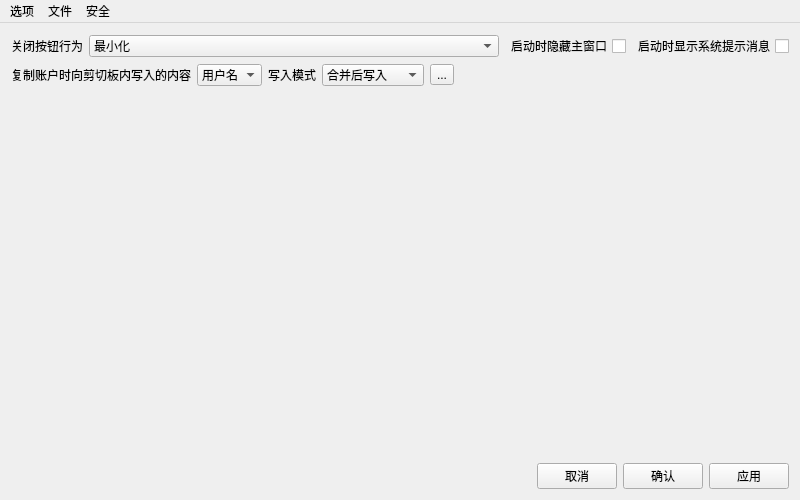
This is Ui/AccountAssistant.ui in NEKO-ii/AccountAssistant as Qt 5 draws it before an edit. The edited form follows.
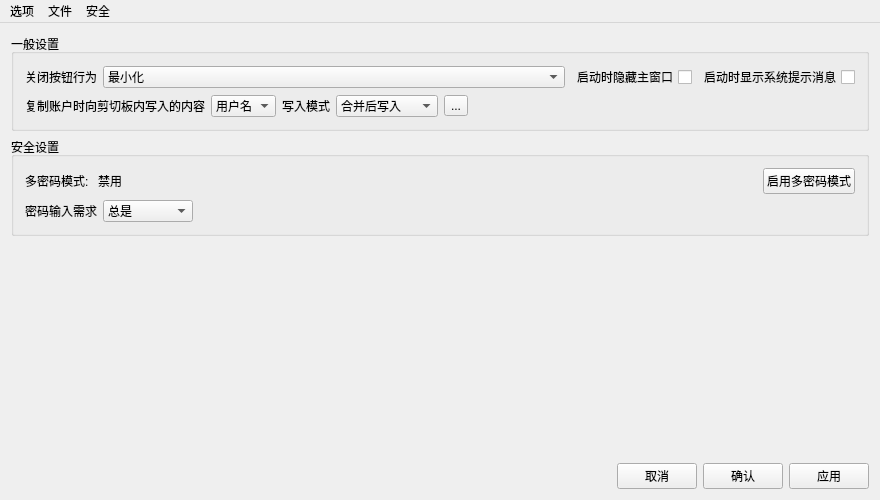
This is the edited form. The open tabs and pages were chosen to show the change. Icons and pictures are not drawn.

Commit message: 增加安全相关设置项 部分细节调整

```diff
--- a/Ui/AccountAssistant.ui
+++ b/Ui/AccountAssistant.ui
@@ -6,7 +6,7 @@
    <rect>
     <x>0</x>
     <y>0</y>
-    <width>800</width>
+    <width>880</width>
     <height>500</height>
    </rect>
   </property>
@@ -18,13 +18,13 @@
   </property>
   <property name="minimumSize">
    <size>
-    <width>800</width>
+    <width>880</width>
     <height>500</height>
    </size>
   </property>
   <property name="maximumSize">
    <size>
-    <width>800</width>
+    <width>880</width>
     <height>500</height>
    </size>
   </property>
@@ -265,8 +265,8 @@
             <rect>
              <x>0</x>
              <y>0</y>
-             <width>444</width>
-             <height>60</height>
+             <width>862</width>
+             <height>428</height>
             </rect>
            </property>
            <layout class="QVBoxLayout" name="verticalLayout_4">
@@ -283,6 +283,12 @@
              <number>0</number>
             </property>
             <item>
+             <widget class="QGroupBox" name="groupBox_generalSetting">
+              <property name="title">
+               <string>一般设置</string>
+              </property>
+              <layout class="QVBoxLayout" name="verticalLayout_5">
+               <item>
              <layout class="QHBoxLayout" name="layout_settingPageOptions_1">
               <item>
                <widget class="QLabel" name="lb_windowCLoseAction">
@@ -420,6 +426,97 @@
               </item>
              </layout>
             </item>
+              </layout>
+             </widget>
+            </item>
+            <item>
+             <widget class="QGroupBox" name="groupBox_securitySetting">
+              <property name="title">
+               <string>安全设置</string>
+              </property>
+              <layout class="QVBoxLayout" name="verticalLayout_6">
+               <item>
+                <layout class="QHBoxLayout" name="layout_settingPageOptions_3">
+                 <item>
+                  <widget class="QLabel" name="lb_multiPasswordMode_tip">
+                   <property name="text">
+                    <string>多密码模式: </string>
+                   </property>
+                  </widget>
+                 </item>
+                 <item>
+                  <widget class="QLabel" name="lb_multiPasswordMode_value">
+                   <property name="text">
+                    <string>禁用</string>
+                   </property>
+                  </widget>
+                 </item>
+                 <item>
+                  <spacer name="horizontalSpacer_3">
+                   <property name="orientation">
+                    <enum>Qt::Horizontal</enum>
+                   </property>
+                   <property name="sizeHint" stdset="0">
+                    <size>
+                     <width>40</width>
+                     <height>20</height>
+                    </size>
+                   </property>
+                  </spacer>
+                 </item>
+                 <item>
+                  <widget class="QPushButton" name="pushButton">
+                   <property name="toolTip">
+                    <string>&lt;html&gt;&lt;head/&gt;&lt;body&gt;&lt;p&gt;多密码模式:&lt;/p&gt;&lt;p&gt;可为不同账户存档或不同分组设置不同的访问密码以提升安全性&lt;/p&gt;&lt;p&gt;开启后的影响:&lt;/p&gt;&lt;p&gt;①设置项&amp;lt;&lt;span style=&quot; color:#ffaa00;&quot;&gt;密码输入需求&lt;/span&gt;&amp;gt;将被锁定为&amp;quot;&lt;span style=&quot; color:#ffaa00;&quot;&gt;总是&lt;/span&gt;&amp;quot;, 每次访问账户都需要输入密码&lt;/p&gt;&lt;p&gt;②开启后若要重新禁用多密码模式, 需要依次输入&lt;span style=&quot; color:#00aaff;&quot;&gt;所有&lt;/span&gt;账户存档或分组当前设置的访问密码以验证身份, 若其中有&lt;span style=&quot; color:#00aaff;&quot;&gt;任何一个&lt;/span&gt;密码被忘记则无法禁用多密码模式, 此时只能通过重置数据库的方法清空所有存档数据才可重新禁用&lt;/p&gt;&lt;/body&gt;&lt;/html&gt;</string>
+                   </property>
+                   <property name="text">
+                    <string>启用多密码模式</string>
+                   </property>
+                  </widget>
+                 </item>
+                </layout>
+               </item>
+               <item>
+                <layout class="QHBoxLayout" name="layout_settingPageOptions_4">
+                 <item>
+                  <widget class="QLabel" name="lb_passwordRequirement">
+                   <property name="text">
+                    <string>密码输入需求</string>
+                   </property>
+                  </widget>
+                 </item>
+                 <item>
+                  <widget class="QComboBox" name="combo_passwordRequirement">
+                   <item>
+                    <property name="text">
+                     <string>总是</string>
+                    </property>
+                   </item>
+                   <item>
+                    <property name="text">
+                     <string>启动后首次</string>
+                    </property>
+                   </item>
+                  </widget>
+                 </item>
+                 <item>
+                  <spacer name="horizontalSpacer_4">
+                   <property name="orientation">
+                    <enum>Qt::Horizontal</enum>
+                   </property>
+                   <property name="sizeHint" stdset="0">
+                    <size>
+                     <width>40</width>
+                     <height>20</height>
+                    </size>
+                   </property>
+                  </spacer>
+                 </item>
+                </layout>
+               </item>
+              </layout>
+             </widget>
+            </item>
             <item>
              <spacer name="verticalSpacer">
               <property name="orientation">
@@ -498,7 +595,7 @@
     <rect>
      <x>0</x>
      <y>0</y>
-     <width>800</width>
+     <width>880</width>
      <height>22</height>
     </rect>
    </property>
```
Left out of the diff: 2 changed lines with no effect on the pictures. Lines whose indentation alone changed are shown as unchanged. The commit also changes 11 other files.
